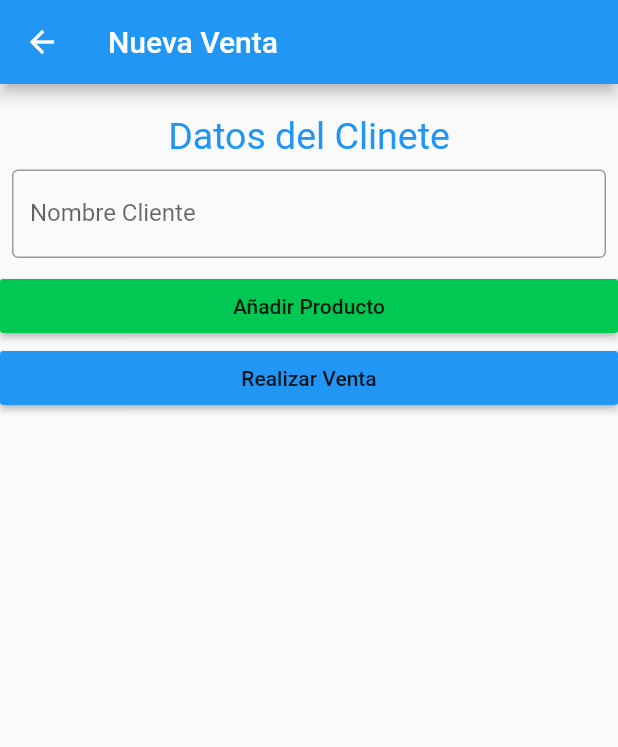
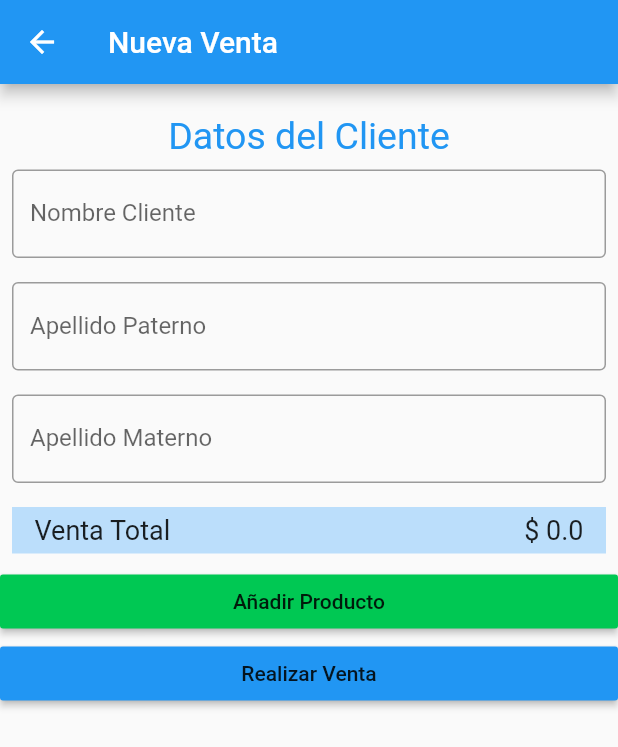
Before and after one commit to Orshware/proyecto_BD_Mobile, a Flutter app: the AddSalePage screen opened by its route, on a phone screen of 412 x 824 dp. Shown: the top 747 px of the screen. Run offline on Flutter 3.47's test engine with Material 2 defaults, Android fonts, the phone set to English and light mode, and no system bars.

Commit message:
Se termino la creacion de una nueva venta

```diff
--- a/lib/pages/nueva_venta.dart
+++ b/lib/pages/nueva_venta.dart
@@ -14,27 +14,15 @@ class AddSalePage extends StatefulWidget {
 
 class _AddSalePageState extends State<AddSalePage> {
   TextEditingController nombre_cliente;
-  List<Producto> lista_Productos;
+  TextEditingController ap_pat_cliente;
+  TextEditingController ap_mat_cliente;
+  final GlobalKey<ScaffoldState> _scaffoldKey = new GlobalKey<ScaffoldState>();
 
   @override
   void initState() {
-    nombre_cliente = TextEditingController();
-    lista_Productos = List();
-    lista_Productos.add(Producto(
-        codigo_barras: '6464146',
-        precio_venta: 56,
-        tipo_articulo: 'AS',
-        nombre: 'Hojas de Papel'));
-    lista_Productos.add(Producto(
-        codigo_barras: '111111',
-        precio_venta: 588,
-        tipo_articulo: 'dsb',
-        nombre: 'Cuaderno'));
-    lista_Productos.add(Producto(
-        codigo_barras: '222222',
-        precio_venta: 1,
-        tipo_articulo: 'ddd',
-        nombre: 'tijeras'));
+    nombre_cliente = TextEditingController(text: DB.current_cliente.nombre);
+    ap_pat_cliente = TextEditingController(text: DB.current_cliente.ap_pat);
+    ap_mat_cliente = TextEditingController(text: DB.current_cliente.ap_mat);
     // TODO: implement initState
     super.initState();
   }
@@ -42,6 +30,8 @@ class _AddSalePageState extends State<AddSalePage> {
   @override
   void dispose() {
     nombre_cliente.dispose();
+    ap_pat_cliente.dispose();
+    ap_mat_cliente.dispose();
     // TODO: implement dispose
     super.dispose();
   }
@@ -49,6 +39,7 @@ class _AddSalePageState extends State<AddSalePage> {
   @override
   Widget build(BuildContext context) {
     return Scaffold(
+      key: _scaffoldKey,
       appBar: AppBar(
         title: Text('Nueva Venta'),
       ),
@@ -61,7 +52,7 @@ class _AddSalePageState extends State<AddSalePage> {
                 SizedBox(height: 20),
                 Center(
                   child: Text(
-                    'Datos del Clinete',
+                    'Datos del Cliente',
                     style: TextStyle(
                       color: Colors.blue[500],
                       fontSize: 25,
@@ -72,17 +63,92 @@ class _AddSalePageState extends State<AddSalePage> {
                   controller: nombre_cliente,
                   label: 'Nombre Cliente',
                 ),
+                TextFieldPapeleria(
+                  controller: ap_pat_cliente,
+                  label: 'Apellido Paterno',
+                ),
+                TextFieldPapeleria(
+                  controller: ap_mat_cliente,
+                  label: 'Apellido Materno',
+                ),
                 buildColumnProductos(),
+                Padding(
+                  padding: const EdgeInsets.all(8.0),
+                  child: Container(
+                    padding:
+                        EdgeInsets.symmetric(horizontal: 15.0, vertical: 5.0),
+                    color: Colors.blue[100],
+                    child: Row(
+                      children: [
+                        Container(
+                          width: (MediaQuery.of(context).size.width / 2),
+                          child: Text(
+                            'Venta Total',
+                            style: TextStyle(fontSize: 18),
+                            overflow: TextOverflow.ellipsis,
+                          ),
+                        ),
+                        Container(
+                          child: Text(
+                            DB.total_venta(),
+                            style: TextStyle(fontSize: 18),
+                            overflow: TextOverflow.ellipsis,
+                          ),
+                        ),
+                      ],
+                      mainAxisAlignment: MainAxisAlignment.spaceBetween,
+                    ),
+                  ),
+                ),
                 RaisedButton(
                   onPressed: () async {
-                    print('Añadir Producto');
+                    DB.current_cliente.nombre = this.nombre_cliente.text;
+                    DB.current_cliente.ap_pat = this.ap_pat_cliente.text;
+                    DB.current_cliente.ap_mat = this.ap_mat_cliente.text;
+                    Navigator.of(context).pushReplacementNamed('/AddProduct');
                   },
                   color: Colors.greenAccent[700],
                   child: Text('Añadir Producto'),
                 ),
                 RaisedButton(
                   onPressed: () async {
-                    print('nueva venta');
+                    bool res_getID = await DB.getCliente(
+                        this.nombre_cliente.text,
+                        this.ap_pat_cliente.text,
+                        this.ap_mat_cliente.text);
+                    if (!res_getID) {
+                      _scaffoldKey.currentState.showSnackBar(SnackBar(
+                        content: Text('Datos del Cliente Invalidos'),
+                        duration: Duration(seconds: 3),
+                      ));
+                    } else {
+                      bool res_create_venta = await DB.createVenta();
+                      if (!res_create_venta) {
+                        _scaffoldKey.currentState.showSnackBar(SnackBar(
+                          content: Text('Error al crear la venta'),
+                          duration: Duration(seconds: 3),
+                        ));
+                      } else {
+                        DB.createCompras();
+                        showDialog(
+                          context: context,
+                          builder: (_) => new AlertDialog(
+                            title: Text('Compra realizada con Exito'),
+                            content: Icon(Icons.shopping_cart),
+                            actions: <Widget>[
+                              FlatButton(
+                                child: Text('Aceptar'),
+                                onPressed: () {
+                                  Navigator.of(context).pop();
+                                  Navigator.of(context)
+                                      .popAndPushNamed('/HomePage');
+                                },
+                              )
+                            ],
+                          ),
+                        );
+                      }
+                    }
                   },
                   color: Colors.blue,
                   child: Text('Realizar Venta'),
@@ -96,12 +162,16 @@ class _AddSalePageState extends State<AddSalePage> {
   }
 
   Column buildColumnProductos() {
-    List<Producto_Papeleria> list_Widgets = List();
-    for (Producto prod in lista_Productos) {
-      list_Widgets.add(Producto_Papeleria(
-        nombre: prod.nombre,
-        precio_Venta: prod.precio_venta,
-      ));
+    List<Producto_Papeleria_Desglose> list_Widgets = List();
+    for (Producto prod in DB.list_venta_productos) {
+      list_Widgets.add(
+        Producto_Papeleria_Desglose(
+          nombre: prod.nombre,
+          precio_Venta: prod.precio_venta,
+          onTap: () {},
+          cantidad: prod.cantidad.toString(),
+        ),
+      );
     }
     return Column(
       children: list_Widgets,
```
